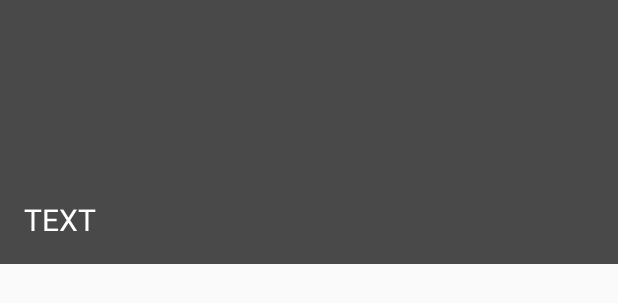
After one commit to fraczekkrzysztof/gocycling-android, an Android app: the layout drawer_header.xml on its own in the app's theme, with its tools: preview values and no code run, on a phone screen of 412 x 824 dp. The commit adds this screen. Shown: the top 303 px of the screen. Run offline under Robolectric (Android 15) with nearby library versions, the phone set to English and light mode, and no system bars.

Commit message:
Add navigation drawer

```diff
--- a/app/build.gradle
+++ b/app/build.gradle
@@ -29,6 +29,7 @@ dependencies {
     implementation 'com.android.support:recyclerview-v7:28.0.0'
     implementation 'com.loopj.android:android-async-http:1.4.9'
     implementation 'com.firebaseui:firebase-ui-auth:4.3.1'
+    implementation 'com.google.android.material:material:1.0.0'
 
 }
 
--- a/app/src/main/AndroidManifest.xml
+++ b/app/src/main/AndroidManifest.xml
@@ -17,7 +17,7 @@
                 <category android:name="android.intent.category.LAUNCHER" />
             </intent-filter>
         </activity>
-        <activity android:name=".event.EventListActivity"/>
+        <activity android:name=".event.EventListActivity" android:theme="@style/AppThemeNoActionBar"/>
         <activity android:name=".eventdetails.EventDetailActivity"/>
     </application>
 
--- a/app/src/main/java/com/fraczekkrzysztof/gocycling/logging/LoggingActivity.java
+++ b/app/src/main/java/com/fraczekkrzysztof/gocycling/logging/LoggingActivity.java
@@ -31,7 +31,8 @@ public class LoggingActivity extends AppCompatActivity {
     protected void onCreate(@Nullable Bundle savedInstanceState) {
         super.onCreate(savedInstanceState);
         SharedPreferences pref = getApplicationContext().getSharedPreferences(sharedPreferencesString,MODE_PRIVATE);
-        if (pref.getString(sharedPreferencesLoggedUserString,null) != null){
+        FirebaseUser user = FirebaseAuth.getInstance().getCurrentUser();
+        if (user != null){
             Log.d(TAG, "onCreate: user already logged in. Redirect to EventListActivity");
             startApp();
         } else {
--- /dev/null
+++ b/app/src/main/res/layout/drawer_header.xml
@@ -0,0 +1,18 @@
+<?xml version="1.0" encoding="utf-8"?>
+<LinearLayout xmlns:android="http://schemas.android.com/apk/res/android"
+    android:orientation="vertical" android:layout_width="match_parent"
+    android:layout_height="176dp"
+    android:background="@color/primaryDarkColor"
+    android:gravity="bottom"
+    android:padding="16dp"
+    android:theme="@style/ThemeOverlay.AppCompat.Dark">
+
+    <TextView
+        android:layout_width="wrap_content"
+        android:layout_height="wrap_content"
+        android:text="TEXT"
+        android:textAppearance="@style/TextAppearance.AppCompat.Body1"
+        android:textColor="@color/primaryTextColor"
+        android:textSize="20dp"/>
+
+</LinearLayout>
--- /dev/null
+++ b/app/src/main/res/values-v21/styles.xml
@@ -0,0 +1,10 @@
+<?xml version="1.0" encoding="utf-8"?>
+<resources>
+    <style name="AppThemeNoActionBar" parent="Theme.AppCompat.Light.NoActionBar">
+        <!-- Customize your theme here. -->
+        <item name="colorPrimary">@color/primaryColor</item>
+        <item name="colorPrimaryDark">@color/primaryLightColor</item>
+        <item name="colorAccent">@color/primaryDarkColor</item>
+        <item name="android:statusBarColor">@android:color/transparent</item>
+    </style>
+</resources>
--- a/app/src/main/res/values/strings.xml
+++ b/app/src/main/res/values/strings.xml
@@ -3,4 +3,6 @@
     <string name="event_details_when">When</string>
     <string name="event_details_where">Where</string>
     <string name="event_details_button_confirm">Confirm</string>
+    <string name="navigation_drawer_open">Open navigation drawer</string>
+    <string name="navigation_drawer_close">Close navigation drawer</string>
 </resources>
--- a/app/src/main/res/values/styles.xml
+++ b/app/src/main/res/values/styles.xml
@@ -6,4 +6,10 @@
         <item name="colorPrimaryDark">@color/primaryLightColor</item>
         <item name="colorAccent">@color/primaryDarkColor</item>
     </style>
+    <style name="AppThemeNoActionBar" parent="Theme.AppCompat.Light.NoActionBar">
+        <!-- Customize your theme here. -->
+        <item name="colorPrimary">@color/primaryColor</item>
+        <item name="colorPrimaryDark">@color/primaryLightColor</item>
+        <item name="colorAccent">@color/primaryDarkColor</item>
+    </style>
 </resources>
```
Also changed, not shown: app/src/main/java/com/fraczekkrzysztof/gocycling/event/EventListActivity.java (+22 -0 lines), app/src/main/res/layout/event_list.xml (+27 -3 lines), app/src/main/res/menu/event_list_menu.xml (added, +26 -0 lines).
